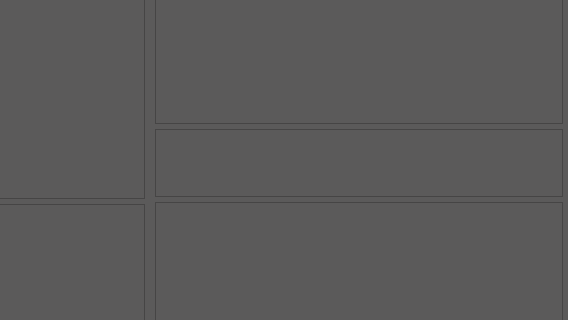
saberrin/EIS_GUI, file ui/ui_main.ui: the form before one commit; both pictures show x 481 to 1049 and y 228 to 548 of the 1049 by 645 pixel window.
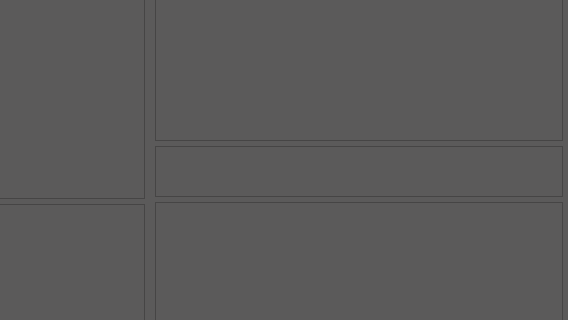
The form after the commit. Icons and pictures are not drawn.

```diff
--- a/ui/ui_main.ui
+++ b/ui/ui_main.ui
@@ -844,7 +844,7 @@
                       <property name="sizePolicy">
                        <sizepolicy hsizetype="Preferred" vsizetype="Preferred">
                         <horstretch>0</horstretch>
-                        <verstretch>8</verstretch>
+                        <verstretch>17</verstretch>
                        </sizepolicy>
                       </property>
                       <property name="frameShape">
@@ -877,7 +877,7 @@
                       <property name="sizePolicy">
                        <sizepolicy hsizetype="Preferred" vsizetype="Preferred">
                         <horstretch>0</horstretch>
-                        <verstretch>2</verstretch>
+                        <verstretch>3</verstretch>
                        </sizepolicy>
                       </property>
                       <property name="frameShape">
@@ -910,7 +910,7 @@
                       <property name="sizePolicy">
                        <sizepolicy hsizetype="Expanding" vsizetype="Expanding">
                         <horstretch>0</horstretch>
-                        <verstretch>4</verstretch>
+                        <verstretch>8</verstretch>
                        </sizepolicy>
                       </property>
                      </widget>
@@ -920,7 +920,7 @@
                       <property name="sizePolicy">
                        <sizepolicy hsizetype="Preferred" vsizetype="Preferred">
                         <horstretch>0</horstretch>
-                        <verstretch>1</verstretch>
+                        <verstretch>2</verstretch>
                        </sizepolicy>
                       </property>
                       <property name="frameShape">
```
